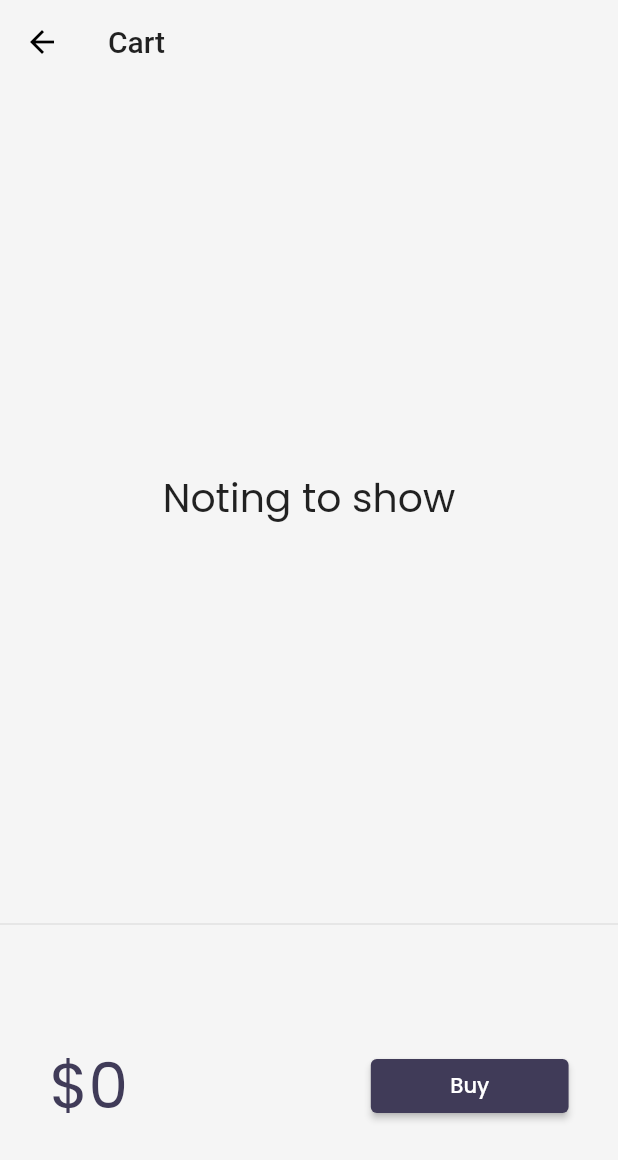
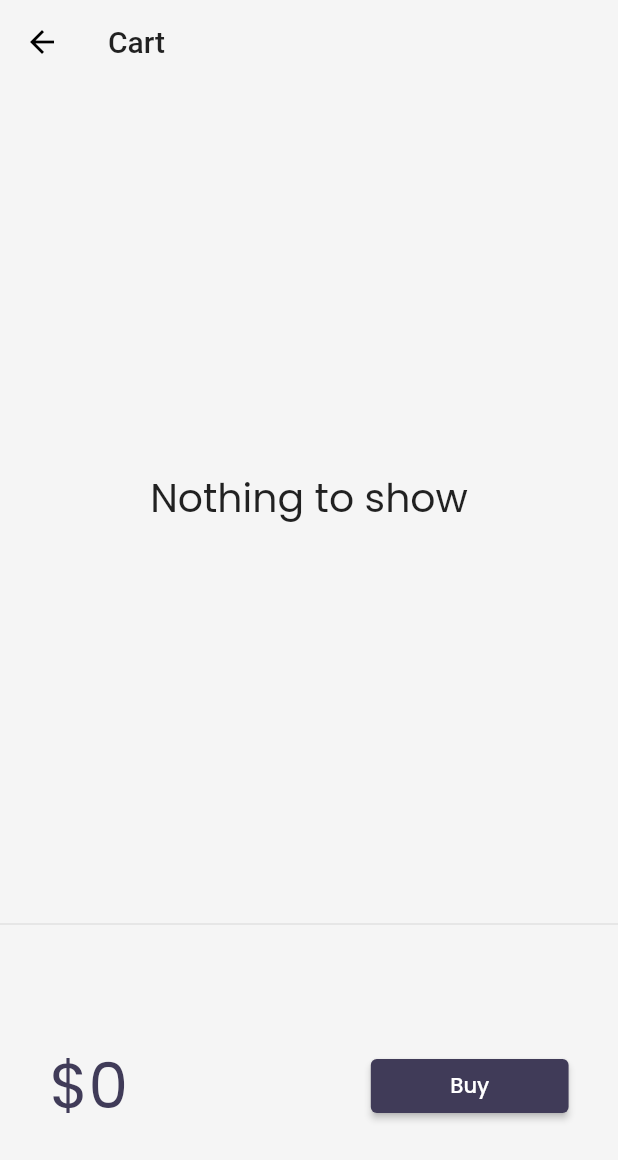
Before and after one commit to chaitali-1805/30DaysOfFlutter, a Flutter app: the CartPage screen opened by its route, on a phone screen of 412 x 824 dp. Shown: the top 1160 px of the screen. Run offline on Flutter 3.47's test engine with Material 2 defaults, Android fonts, the phone set to English and light mode, and no system bars; drawn by our look-alikes of velocity_x; our stand-ins replace google_fonts; network calls fail.

Commit message:
Day-28 Completed

```diff
--- a/lib/models/cart.dart
+++ b/lib/models/cart.dart
@@ -3,13 +3,13 @@ import 'package:flutter_catlog/models/catalog.dart';
 import 'package:velocity_x/velocity_x.dart';
 
 class CartModel {
-  // Catalog field
+  // catalog field
   CatalogModel _catalog;
 
-  // Collection of IDs - store Ids of each Item
+  // Collection of IDs - store Ids of each item
   final List<int> _itemIds = [];
 
-  // get catalog
+  // Get Catalog
   CatalogModel get catalog => _catalog;
 
   set catalog(CatalogModel newCatalog) {
@@ -20,19 +20,9 @@ class CartModel {
   // Get items in the cart
   List<Item> get items => _itemIds.map((id) => _catalog.getById(id)).toList();
 
-  // Get Total Price
+  // Get total price
   num get totalPrice =>
       items.fold(0, (total, current) => total + current.price);
-  //  Add Item
-
-  void add(Item item) {
-    _itemIds.add(item.id);
-  }
-
-  // Remove Item
-  void remove(Item item) {
-    _itemIds.remove(item.id);
-  }
 }
 
 class AddMutation extends VxMutation<MyStore> {
@@ -44,3 +34,13 @@ class AddMutation extends VxMutation<MyStore> {
     store.cart._itemIds.add(item.id);
   }
 }
+
+class RemoveMutation extends VxMutation<MyStore> {
+  final Item item;
+
+  RemoveMutation(this.item);
+  @override
+  perform() {
+    store.cart._itemIds.remove(item.id);
+  }
+}
--- a/lib/pages/cart_page.dart
+++ b/lib/pages/cart_page.dart
@@ -1,7 +1,7 @@
 import 'package:flutter/material.dart';
 import 'package:flutter_catlog/core/store.dart';
+import 'package:flutter_catlog/models/cart.dart';
 import 'package:velocity_x/velocity_x.dart';
-import 'package:flutter_catlog/models/cart.dart';
 
 class CartPage extends StatelessWidget {
   @override
@@ -26,13 +26,22 @@ class CartPage extends StatelessWidget {
 class _CartTotal extends StatelessWidget {
   @override
   Widget build(BuildContext context) {
-    final _cart = CartModel();
+    final CartModel _cart = (VxState.store as MyStore).cart;
     return SizedBox(
       height: 200,
       child: Row(
         mainAxisAlignment: MainAxisAlignment.spaceAround,
         children: [
-          "\$${_cart.totalPrice}".text.xl5.color(context.theme.accentColor).make(),
+          VxBuilder(
+            mutations: {RemoveMutation},
+            builder: (context, _) {
+              return "\$${_cart.totalPrice}"
+                  .text
+                  .xl5
+                  .color(context.theme.accentColor)
+                  .make();
+            },
+          ),
           30.widthBox,
           ElevatedButton(
             onPressed: () {
@@ -43,29 +52,28 @@ class _CartTotal extends StatelessWidget {
             style: ButtonStyle(
                 backgroundColor:
                     MaterialStateProperty.all(context.theme.buttonColor)),
-                  child: "Buy".text.white.make())
-              .w32(context)
+            child: "Buy".text.white.make(),
+          ).w32(context)
         ],
       ),
     );
   }
 }
 
-class _CartList extends StatelessWidget{
+class _CartList extends StatelessWidget {
   @override
   Widget build(BuildContext context) {
+    VxState.listen(context, to: [RemoveMutation]);
     final CartModel _cart = (VxState.store as MyStore).cart;
-    return _cart.items.isEmpty? "Noting to show".text.xl3.makeCentered()
+    return _cart.items.isEmpty
+        ? "Nothing to show".text.xl3.makeCentered()
         : ListView.builder(
             itemCount: _cart.items?.length,
             itemBuilder: (context, index) => ListTile(
               leading: Icon(Icons.done),
               trailing: IconButton(
                 icon: Icon(Icons.remove_circle_outline),
-          onPressed: () {
-            _cart.remove(_cart.items[index]);
-            // setState(() {});
-          },
+                onPressed: () => RemoveMutation(_cart.items[index]),
               ),
               title: _cart.items[index].name.text.make(),
             ),
--- a/lib/widgets/home_widgets/catalog_header.dart
+++ b/lib/widgets/home_widgets/catalog_header.dart
@@ -1,5 +1,4 @@
 import 'package:flutter/material.dart';
-import 'package:flutter_catlog/widgets/themes.dart';
 import 'package:velocity_x/velocity_x.dart';
 
 class CatalogHeader extends StatelessWidget {
--- a/lib/widgets/home_widgets/catalog_image.dart
+++ b/lib/widgets/home_widgets/catalog_image.dart
@@ -1,5 +1,4 @@
 import 'package:flutter/material.dart';
-import 'package:flutter_catlog/widgets/themes.dart';
 import 'package:velocity_x/velocity_x.dart';
 class CatalogImage extends StatelessWidget {
   final String image;
```
Also changed, not shown: lib/widgets/home_widgets/add_to_cart.dart (+4 -6 lines). Lines whose indentation alone changed are shown as unchanged.
